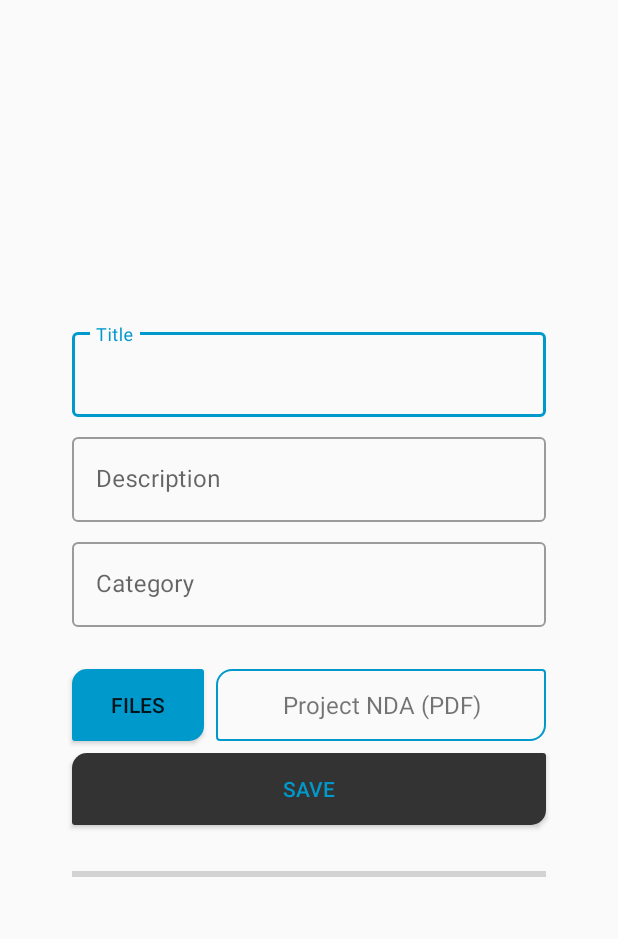
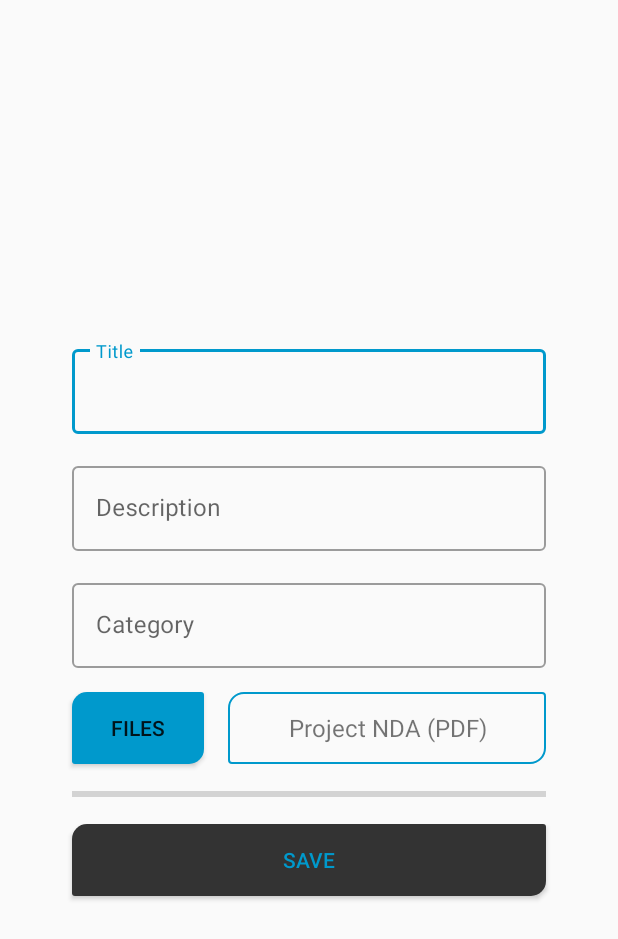
Before and after one commit to AshSobhani/Ideation, an Android app: the NewProjectActivity screen opened directly, with no data from a screen before it, on a phone screen of 412 x 824 dp. Shown: the top 939 px of the screen. Run offline under Robolectric (Android 15) with nearby library versions, the phone set to English and light mode, and no system bars; our stand-ins replace Firebase (no records; nobody signed in at launch, a user with empty details on screens opened directly).

Commit message:
Milestone After Demo With Supervisor Commit before securing signature verification

```diff
--- a/app/build.gradle
+++ b/app/build.gradle
@@ -44,6 +44,4 @@ dependencies {
     testImplementation 'junit:junit:4.12'
     androidTestImplementation 'androidx.test.ext:junit:1.1.1'
     androidTestImplementation 'androidx.test.espresso:espresso-core:3.2.0'
-
-    implementation 'com.tom_roush:pdfbox-android:1.8.10.1'
 }
--- a/app/src/main/AndroidManifest.xml
+++ b/app/src/main/AndroidManifest.xml
@@ -4,8 +4,6 @@
 
     <uses-permission android:name="android.permission.WRITE_EXTERNAL_STORAGE" />
     <uses-permission android:name="android.permission.READ_EXTERNAL_STORAGE" />
-
-
 
     <application
         android:allowBackup="true"
--- a/app/src/main/java/com/example/ideation/activities/SignatureActivity.java
+++ b/app/src/main/java/com/example/ideation/activities/SignatureActivity.java
@@ -318,7 +318,8 @@ public class SignatureActivity extends AppCompatActivity {
 
 		//Enqueue the download request and navigate user to downloads
 		if (request != null) {
-			final long downloadID = downloadManager.enqueue(request);
+			//Queue the request
+			downloadManager.enqueue(request);
 
 			//Create a broadcast receiver to receive when downland is done
 			BroadcastReceiver onDownloadComplete = new BroadcastReceiver() {
--- a/app/src/main/res/layout/activity_new_project.xml
+++ b/app/src/main/res/layout/activity_new_project.xml
@@ -12,10 +12,12 @@
         android:layout_width="match_parent"
         android:layout_height="wrap_content"
         android:layout_marginHorizontal="48dp"
-        android:layout_marginVertical="4dp"
+        android:layout_marginVertical="8dp"
         android:hint="Title"
         android:inputType="text"
         app:layout_constraintBottom_toTopOf="@+id/layoutProjectDescription"
+        app:layout_constraintEnd_toEndOf="parent"
+        app:layout_constraintStart_toStartOf="parent"
         app:layout_constraintTop_toTopOf="parent"
         app:layout_constraintVertical_chainStyle="packed">
 
@@ -32,10 +34,12 @@
         android:layout_width="match_parent"
         android:layout_height="wrap_content"
         android:layout_marginHorizontal="48dp"
-        android:layout_marginVertical="4dp"
+        android:layout_marginVertical="8dp"
         android:hint="Description"
         android:inputType="text"
         app:layout_constraintBottom_toTopOf="@+id/layoutProjectCategory"
+        app:layout_constraintEnd_toEndOf="parent"
+        app:layout_constraintStart_toStartOf="parent"
         app:layout_constraintTop_toBottomOf="@+id/layoutProjectTitle">
 
         <com.google.android.material.textfield.TextInputEditText
@@ -51,10 +55,12 @@
         android:layout_width="match_parent"
         android:layout_height="wrap_content"
         android:layout_marginHorizontal="48dp"
-        android:layout_marginVertical="4dp"
+        android:layout_marginVertical="8dp"
         android:hint="Category"
         android:inputType="text"
         app:layout_constraintBottom_toTopOf="@+id/button_choose_file"
+        app:layout_constraintEnd_toEndOf="parent"
+        app:layout_constraintStart_toStartOf="parent"
         app:layout_constraintTop_toBottomOf="@+id/layoutProjectDescription">
 
         <com.google.android.material.textfield.TextInputEditText
@@ -64,12 +70,26 @@
             android:ems="10" />
     </com.google.android.material.textfield.TextInputLayout>
 
+    <Button
+        android:id="@+id/button_choose_file"
+        android:layout_width="wrap_content"
+        android:layout_height="wrap_content"
+        android:layout_marginVertical="8dp"
+        android:layout_marginLeft="48dp"
+        android:background="@drawable/rounded_signup_button"
+        android:onClick="onChooseFile"
+        android:paddingHorizontal="8dp"
+        android:text="Files"
+        app:layout_constraintBottom_toTopOf="@+id/progress_bar"
+        app:layout_constraintStart_toStartOf="parent"
+        app:layout_constraintTop_toBottomOf="@+id/layoutProjectCategory" />
+
     <com.google.android.material.textview.MaterialTextView
         android:id="@+id/fileName"
         android:layout_width="0dp"
-        android:layout_height="0dp"
-        android:layout_marginLeft="8dp"
+        android:layout_height="48dp"
         android:layout_marginRight="48dp"
+        android:layout_marginLeft="16dp"
         android:background="@drawable/textview_border"
         android:gravity="center"
         android:text="Project NDA (PDF)"
@@ -79,50 +99,30 @@
         app:layout_constraintStart_toEndOf="@+id/button_choose_file"
         app:layout_constraintTop_toTopOf="@+id/button_choose_file" />
 
-    <Button
-        android:id="@+id/button_choose_file"
-        android:layout_width="wrap_content"
-        android:layout_height="wrap_content"
-        android:layout_marginLeft="48dp"
-        android:layout_marginTop="24dp"
-        android:layout_marginBottom="4dp"
-        android:background="@drawable/rounded_signup_button"
-        android:onClick="onChooseFile"
-        android:paddingHorizontal="8dp"
-        android:text="Files"
-        app:layout_constraintBottom_toTopOf="@+id/buttonAdd"
-        app:layout_constraintStart_toStartOf="parent"
-        app:layout_constraintTop_toBottomOf="@+id/layoutProjectCategory" />
-
     <ProgressBar
         android:id="@+id/progress_bar"
         style="@style/Widget.AppCompat.ProgressBar.Horizontal"
         android:layout_width="match_parent"
-        android:layout_height="50dp"
+        android:layout_height="wrap_content"
         android:layout_alignParentStart="true"
         android:layout_alignParentLeft="true"
         android:layout_marginHorizontal="48dp"
         android:layout_marginVertical="4dp"
-        app:layout_constraintBottom_toBottomOf="parent"
-        app:layout_constraintEnd_toEndOf="parent"
-        app:layout_constraintHorizontal_bias="0.5"
-        app:layout_constraintStart_toStartOf="parent"
-        app:layout_constraintTop_toBottomOf="@+id/buttonAdd" />
+        app:layout_constraintBottom_toTopOf="@+id/buttonAdd"
+        app:layout_constraintTop_toBottomOf="@+id/button_choose_file" />
 
     <Button
         android:id="@+id/buttonAdd"
         android:layout_width="match_parent"
         android:layout_height="wrap_content"
         android:layout_marginHorizontal="48dp"
-        android:layout_marginVertical="4dp"
+        android:layout_marginVertical="8dp"
         android:background="@drawable/rounded_signin_button"
         android:onClick="onAddProject"
         android:text="Save"
         android:textColor="@color/colorPrimary"
-        app:layout_constraintBottom_toTopOf="@id/progress_bar"
-        app:layout_constraintEnd_toEndOf="parent"
-        app:layout_constraintHorizontal_bias="0.5"
-        app:layout_constraintStart_toStartOf="parent"
-        app:layout_constraintTop_toBottomOf="@+id/button_choose_file" />
+        app:layout_constraintBottom_toBottomOf="parent"
+        app:layout_constraintTop_toBottomOf="@+id/progress_bar"
+        tools:layout_editor_absoluteX="48dp" />
 
 </androidx.constraintlayout.widget.ConstraintLayout>
--- a/app/src/main/res/layout/fragment_shared_projects.xml
+++ b/app/src/main/res/layout/fragment_shared_projects.xml
@@ -33,7 +33,6 @@
         app:layout_constraintStart_toStartOf="parent"
         app:layout_constraintTop_toBottomOf="@+id/projectsTitle" />
 
-
     <androidx.recyclerview.widget.RecyclerView
         android:id="@+id/projectsRecyclerView"
         android:layout_width="match_parent"
@@ -66,7 +65,7 @@
         android:layout_gravity="bottom"
         android:layout_margin="8dp"
         android:background="@drawable/rounded_signin_button"
-        android:text="Signature Requests"
+        android:text="Pending Signatures"
         android:textColor="@color/colorPrimary"
         app:layout_constraintBottom_toBottomOf="parent" />
 
--- /dev/null
+++ b/app/src/main/res/values/ic_launcher_background.xml
@@ -0,0 +1,4 @@
+<?xml version="1.0" encoding="utf-8"?>
+<resources>
+    <color name="ic_launcher_background">#333333</color>
+</resources>
```
Also changed, not shown: app/src/main/java/com/example/ideation/activities/NewProjectActivity.java (+34 -5 lines), app/src/main/res/drawable-v24/ic_launcher_foreground.xml (deleted, +0 -34 lines), app/src/main/res/drawable/ic_launcher_background.xml (deleted, +0 -170 lines), app/src/main/ic_launcher-playstore.png (added).
